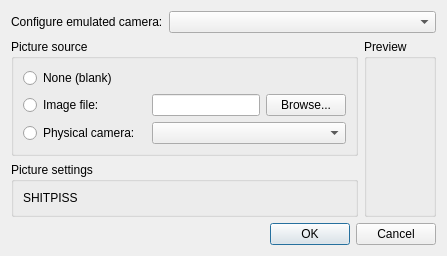
Old version of the form src/frontend/qt_sdl/CameraSettingsDialog.ui in the repository openpak/melonds.
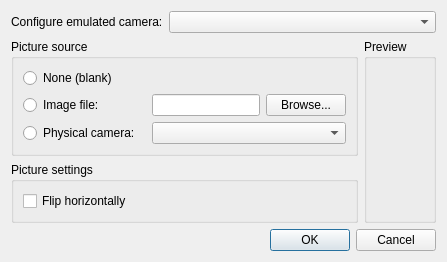
New version of the form.

The edit to the form file:
```diff
--- a/src/frontend/qt_sdl/CameraSettingsDialog.ui
+++ b/src/frontend/qt_sdl/CameraSettingsDialog.ui
@@ -6,8 +6,8 @@
    <rect>
     <x>0</x>
     <y>0</y>
-    <width>607</width>
-    <height>455</height>
+    <width>605</width>
+    <height>341</height>
    </rect>
   </property>
   <property name="sizePolicy">
@@ -89,9 +89,9 @@
        </property>
        <layout class="QGridLayout" name="gridLayout_4">
         <item row="0" column="0">
-         <widget class="QLabel" name="label_2">
+         <widget class="QCheckBox" name="chkFlipPicture">
           <property name="text">
-           <string>SHITPISS</string>
+           <string>Flip horizontally</string>
           </property>
          </widget>
         </item>
```
